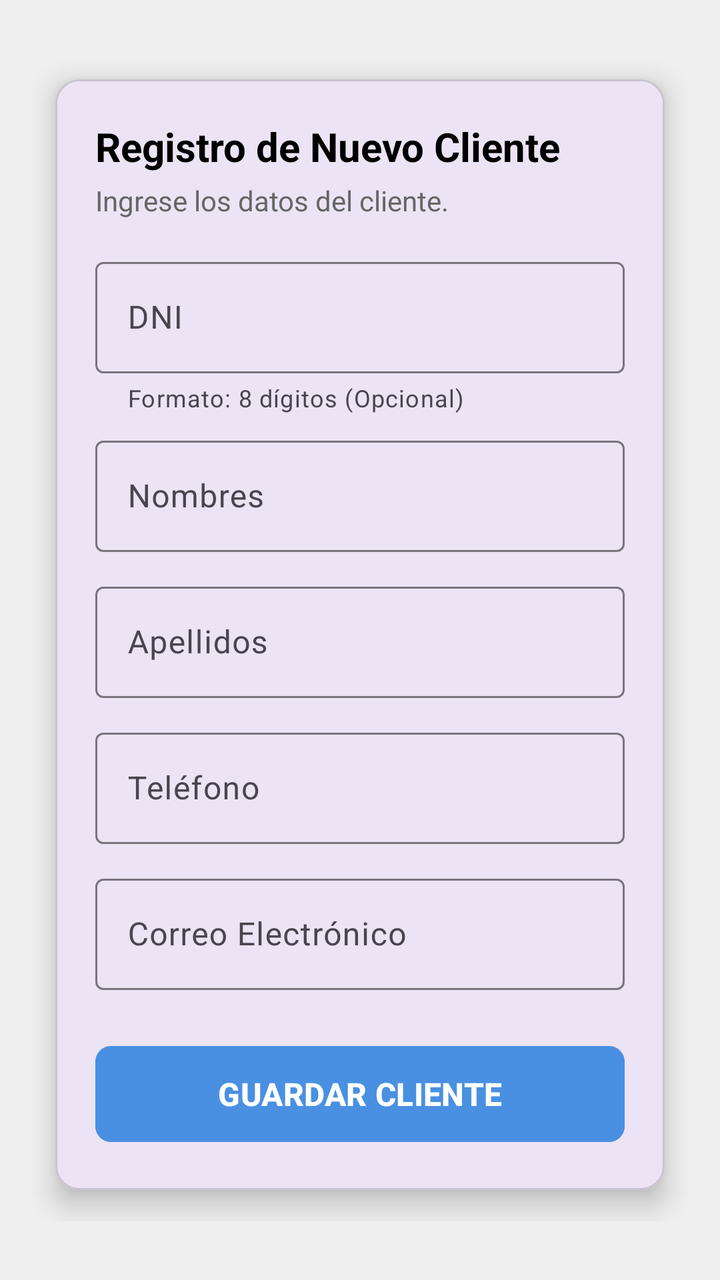
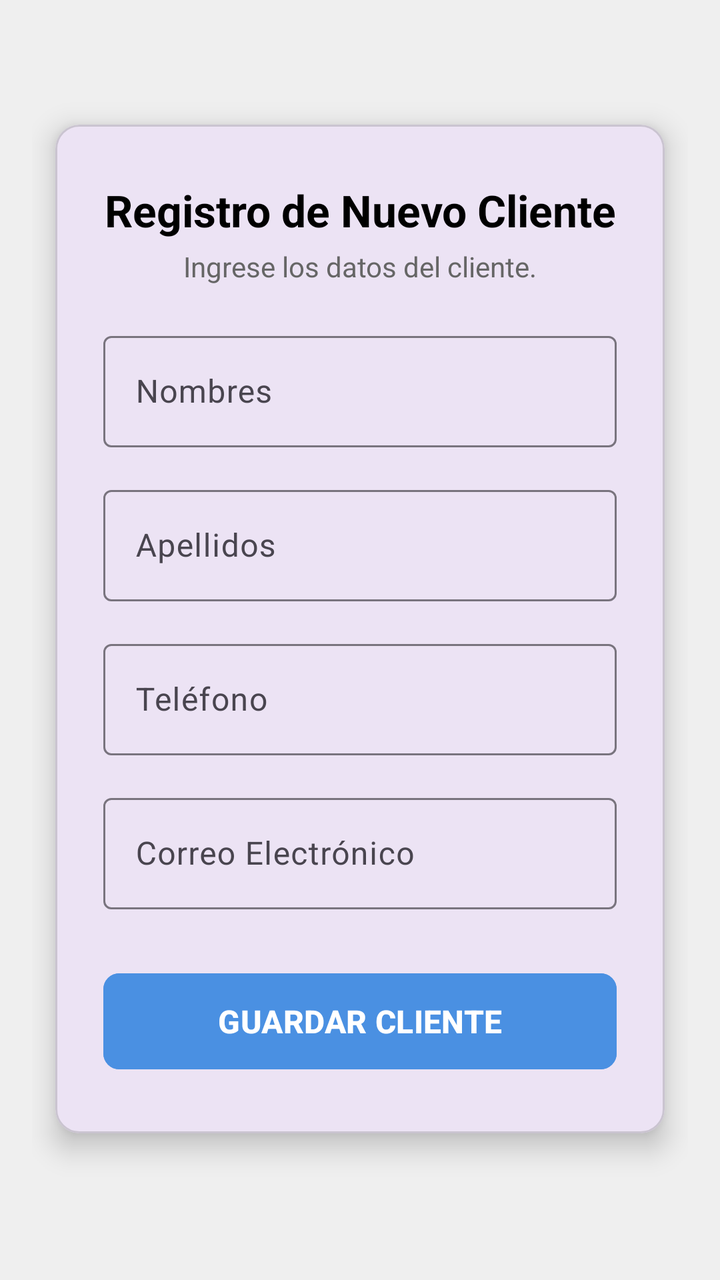

The first picture is an Android layout as it rendered before a commit; the second is the same layout after the commit. The layout source and the unified diff follow.
<!-- AndroidManifest.xml: application theme Theme.VineUro_PVC -->
<!-- res/layout/fragment_nuevo_cliente.xml -->
<?xml version="1.0" encoding="utf-8"?>
<androidx.core.widget.NestedScrollView xmlns:android="http://schemas.android.com/apk/res/android"
    xmlns:app="http://schemas.android.com/apk/res-auto"
    xmlns:tools="http://schemas.android.com/tools"
    android:layout_width="match_parent"
    android:layout_height="match_parent"
    android:fillViewport="true"
    android:background="@color/menu_screen_bg"
    tools:context=".NuevoClienteFragment">

    <androidx.constraintlayout.widget.ConstraintLayout
        android:layout_width="match_parent"
        android:layout_height="wrap_content"
        android:paddingTop="24dp"
        android:paddingBottom="32dp"
        android:paddingStart="16dp"
        android:paddingEnd="16dp">

        <com.google.android.material.card.MaterialCardView
            android:id="@+id/card_form_cliente"
            android:layout_width="0dp"
            android:layout_height="wrap_content"
            app:cardCornerRadius="12dp"
            app:cardElevation="8dp"
            app:cardUseCompatPadding="true"
            app:layout_constraintEnd_toEndOf="parent"
            app:layout_constraintStart_toStartOf="parent"
            app:layout_constraintTop_toTopOf="parent"
            app:layout_constraintWidth_max="500dp">

            <LinearLayout
                android:layout_width="match_parent"
                android:layout_height="wrap_content"
                android:orientation="vertical"
                android:padding="20dp">

                <TextView
                    android:layout_width="match_parent"
                    android:layout_height="wrap_content"
                    android:text="@string/title_nuevo_cliente"
                    android:textColor="@color/black"
                    android:textSize="20sp"
                    android:textStyle="bold" />

                <TextView
                    android:layout_width="match_parent"
                    android:layout_height="wrap_content"
                    android:layout_marginTop="4dp"
                    android:layout_marginBottom="16dp"
                    android:text="Ingrese los datos del cliente."
                    android:textColor="#666666"
                    android:textSize="14sp" />

                
                <com.google.android.material.textfield.TextInputLayout
                    android:id="@+id/til_dni"
                    style="@style/Widget.Material3.TextInputLayout.OutlinedBox"
                    android:layout_width="match_parent"
                    android:layout_height="wrap_content"
                    android:hint="@string/label_dni"
                    app:helperText="Formato: 8 dígitos (Opcional)">

                    <com.google.android.material.textfield.TextInputEditText
                        android:id="@+id/et_dni"
                        android:layout_width="match_parent"
                        android:layout_height="wrap_content"
                        android:inputType="number"
                        android:maxLength="8"
                        android:textSize="16sp" />
                </com.google.android.material.textfield.TextInputLayout>

                
                <com.google.android.material.textfield.TextInputLayout
                    android:id="@+id/til_nombres"
                    style="@style/Widget.Material3.TextInputLayout.OutlinedBox"
                    android:layout_width="match_parent"
                    android:layout_height="wrap_content"
                    android:layout_marginTop="8dp"
                    android:hint="@string/label_nombres">

                    <com.google.android.material.textfield.TextInputEditText
                        android:id="@+id/et_nombres"
                        android:layout_width="match_parent"
                        android:layout_height="wrap_content"
                        android:inputType="textPersonName|textCapWords"
                        android:textSize="16sp" />
                </com.google.android.material.textfield.TextInputLayout>

                
                <com.google.android.material.textfield.TextInputLayout
                    android:id="@+id/til_apellidos"
                    style="@style/Widget.Material3.TextInputLayout.OutlinedBox"
                    android:layout_width="match_parent"
                    android:layout_height="wrap_content"
                    android:layout_marginTop="12dp"
                    android:hint="@string/label_apellidos">

                    <com.google.android.material.textfield.TextInputEditText
                        android:id="@+id/et_apellidos"
                        android:layout_width="match_parent"
                        android:layout_height="wrap_content"
                        android:inputType="textPersonName|textCapWords"
                        android:textSize="16sp" />
                </com.google.android.material.textfield.TextInputLayout>

                
                <com.google.android.material.textfield.TextInputLayout
                    android:id="@+id/til_telefono"
                    style="@style/Widget.Material3.TextInputLayout.OutlinedBox"
                    android:layout_width="match_parent"
                    android:layout_height="wrap_content"
                    android:layout_marginTop="12dp"
                    android:hint="@string/label_telefono">

                    <com.google.android.material.textfield.TextInputEditText
                        android:id="@+id/et_telefono"
                        android:layout_width="match_parent"
                        android:layout_height="wrap_content"
                        android:inputType="phone"
                        android:textSize="16sp" />
                </com.google.android.material.textfield.TextInputLayout>

                
                <com.google.android.material.textfield.TextInputLayout
                    android:id="@+id/til_email"
                    style="@style/Widget.Material3.TextInputLayout.OutlinedBox"
                    android:layout_width="match_parent"
                    android:layout_height="wrap_content"
                    android:layout_marginTop="12dp"
                    android:hint="@string/label_email">

                    <com.google.android.material.textfield.TextInputEditText
                        android:id="@+id/et_email"
                        android:layout_width="match_parent"
                        android:layout_height="wrap_content"
                        android:inputType="textEmailAddress"
                        android:textSize="16sp" />
                </com.google.android.material.textfield.TextInputLayout>

                
                <com.google.android.material.button.MaterialButton
                    android:id="@+id/btn_guardar_cliente"
                    android:layout_width="match_parent"
                    android:layout_height="56dp"
                    android:layout_marginTop="24dp"
                    android:backgroundTint="@color/menu_nuevo_orden"
                    android:text="@string/btn_guardar_cliente"
                    android:textColor="@color/white"
                    android:textSize="16sp"
                    android:textStyle="bold"
                    app:cornerRadius="8dp" />

            </LinearLayout>

        </com.google.android.material.card.MaterialCardView>

    </androidx.constraintlayout.widget.ConstraintLayout>

</androidx.core.widget.NestedScrollView>
<!-- resources referenced by this layout -->
<resources>
  <color name="black">#FF000000</color>
  <color name="menu_nuevo_orden">#4A90E2</color>
  <color name="menu_screen_bg">#FFEFEFEF</color>
  <color name="white">#FFFFFFFF</color>
  <string name="btn_guardar_cliente">GUARDAR CLIENTE</string>
  <string name="label_apellidos">Apellidos</string>
  <string name="label_dni">DNI</string>
  <string name="label_email">Correo Electrónico</string>
  <string name="label_nombres">Nombres</string>
  <string name="label_telefono">Teléfono</string>
  <string name="title_nuevo_cliente">Registro de Nuevo Cliente</string>
  <style name="Theme.VineUro_PVC" parent="Base.Theme.VineUro_PVC" />
  <style name="Base.Theme.VineUro_PVC" parent="Theme.Material3.DayNight.NoActionBar">
          
          
      </style>
</resources>

<!-- the commit's change to res/layout/fragment_nuevo_cliente.xml (unified diff, before → after) -->
@@ -10,9 +10,9 @@
 
     <androidx.constraintlayout.widget.ConstraintLayout
         android:layout_width="match_parent"
-        android:layout_height="wrap_content"
+        android:layout_height="match_parent"
         android:paddingTop="24dp"
-        android:paddingBottom="32dp"
+        android:paddingBottom="24dp"
         android:paddingStart="16dp"
         android:paddingEnd="16dp">
 
@@ -26,48 +26,37 @@
             app:layout_constraintEnd_toEndOf="parent"
             app:layout_constraintStart_toStartOf="parent"
             app:layout_constraintTop_toTopOf="parent"
+            app:layout_constraintBottom_toBottomOf="parent"
+            app:layout_constraintVertical_bias="0.4"
             app:layout_constraintWidth_max="500dp">
 
             <LinearLayout
                 android:layout_width="match_parent"
                 android:layout_height="wrap_content"
                 android:orientation="vertical"
-                android:padding="20dp">
+                android:paddingStart="24dp"
+                android:paddingEnd="24dp"
+                android:paddingTop="28dp"
+                android:paddingBottom="28dp">
 
                 <TextView
                     android:layout_width="match_parent"
                     android:layout_height="wrap_content"
+                    android:gravity="center"
                     android:text="@string/title_nuevo_cliente"
                     android:textColor="@color/black"
-                    android:textSize="20sp"
+                    android:textSize="22sp"
                     android:textStyle="bold" />
 
                 <TextView
                     android:layout_width="match_parent"
                     android:layout_height="wrap_content"
                     android:layout_marginTop="4dp"
-                    android:layout_marginBottom="16dp"
+                    android:layout_marginBottom="20dp"
+                    android:gravity="center"
                     android:text="Ingrese los datos del cliente."
                     android:textColor="#666666"
                     android:textSize="14sp" />
-
-                
-                <com.google.android.material.textfield.TextInputLayout
-                    android:id="@+id/til_dni"
-                    style="@style/Widget.Material3.TextInputLayout.OutlinedBox"
-                    android:layout_width="match_parent"
-                    android:layout_height="wrap_content"
-                    android:hint="@string/label_dni"
-                    app:helperText="Formato: 8 dígitos (Opcional)">
-
-                    <com.google.android.material.textfield.TextInputEditText
-                        android:id="@+id/et_dni"
-                        android:layout_width="match_parent"
-                        android:layout_height="wrap_content"
-                        android:inputType="number"
-                        android:maxLength="8"
-                        android:textSize="16sp" />
-                </com.google.android.material.textfield.TextInputLayout>
 
                 
                 <com.google.android.material.textfield.TextInputLayout
@@ -75,7 +64,6 @@
                     style="@style/Widget.Material3.TextInputLayout.OutlinedBox"
                     android:layout_width="match_parent"
                     android:layout_height="wrap_content"
-                    android:layout_marginTop="8dp"
                     android:hint="@string/label_nombres">
 
                     <com.google.android.material.textfield.TextInputEditText
@@ -92,7 +80,7 @@
                     style="@style/Widget.Material3.TextInputLayout.OutlinedBox"
                     android:layout_width="match_parent"
                     android:layout_height="wrap_content"
-                    android:layout_marginTop="12dp"
+                    android:layout_marginTop="16dp"
                     android:hint="@string/label_apellidos">
 
                     <com.google.android.material.textfield.TextInputEditText
@@ -109,7 +97,7 @@
                     style="@style/Widget.Material3.TextInputLayout.OutlinedBox"
                     android:layout_width="match_parent"
                     android:layout_height="wrap_content"
-                    android:layout_marginTop="12dp"
+                    android:layout_marginTop="16dp"
                     android:hint="@string/label_telefono">
 
                     <com.google.android.material.textfield.TextInputEditText
@@ -126,7 +114,7 @@
                     style="@style/Widget.Material3.TextInputLayout.OutlinedBox"
                     android:layout_width="match_parent"
                     android:layout_height="wrap_content"
-                    android:layout_marginTop="12dp"
+                    android:layout_marginTop="16dp"
                     android:hint="@string/label_email">
 
                     <com.google.android.material.textfield.TextInputEditText
@@ -142,7 +130,7 @@
                     android:id="@+id/btn_guardar_cliente"
                     android:layout_width="match_parent"
                     android:layout_height="56dp"
-                    android:layout_marginTop="24dp"
+                    android:layout_marginTop="28dp"
                     android:backgroundTint="@color/menu_nuevo_orden"
                     android:text="@string/btn_guardar_cliente"
                     android:textColor="@color/white"
<!-- resource entries referenced after the edit -->
@@ -6,7 +6,6 @@
   <color name="white">#FFFFFFFF</color>
   <string name="btn_guardar_cliente">GUARDAR CLIENTE</string>
   <string name="label_apellidos">Apellidos</string>
-  <string name="label_dni">DNI</string>
   <string name="label_email">Correo Electrónico</string>
   <string name="label_nombres">Nombres</string>
   <string name="label_telefono">Teléfono</string>
